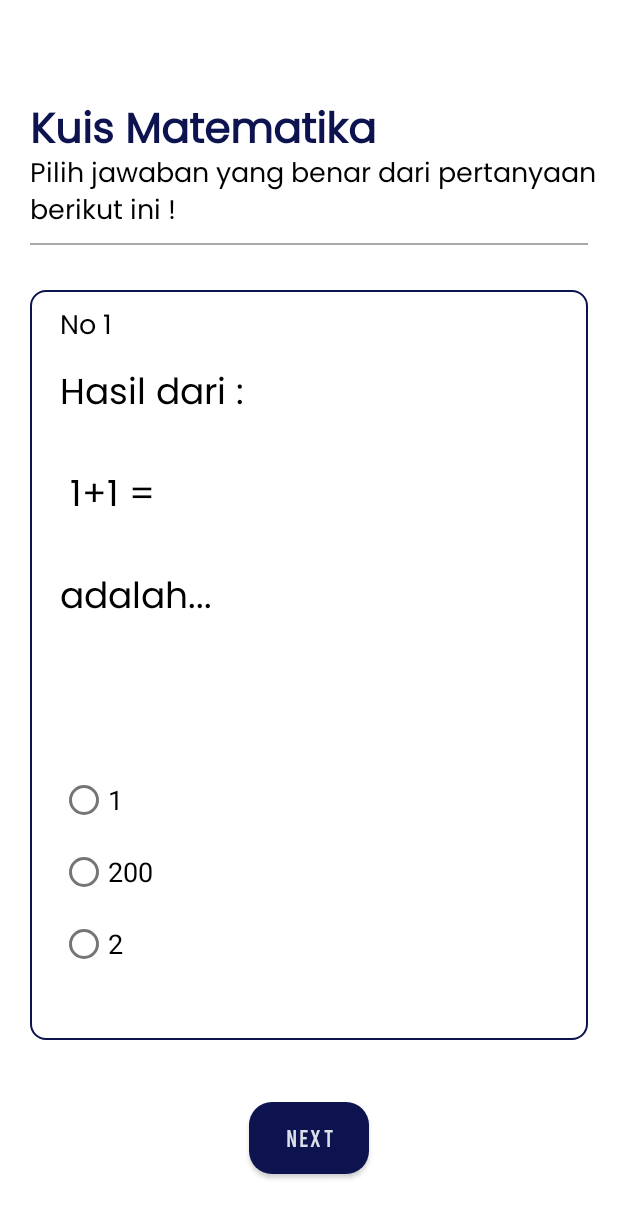
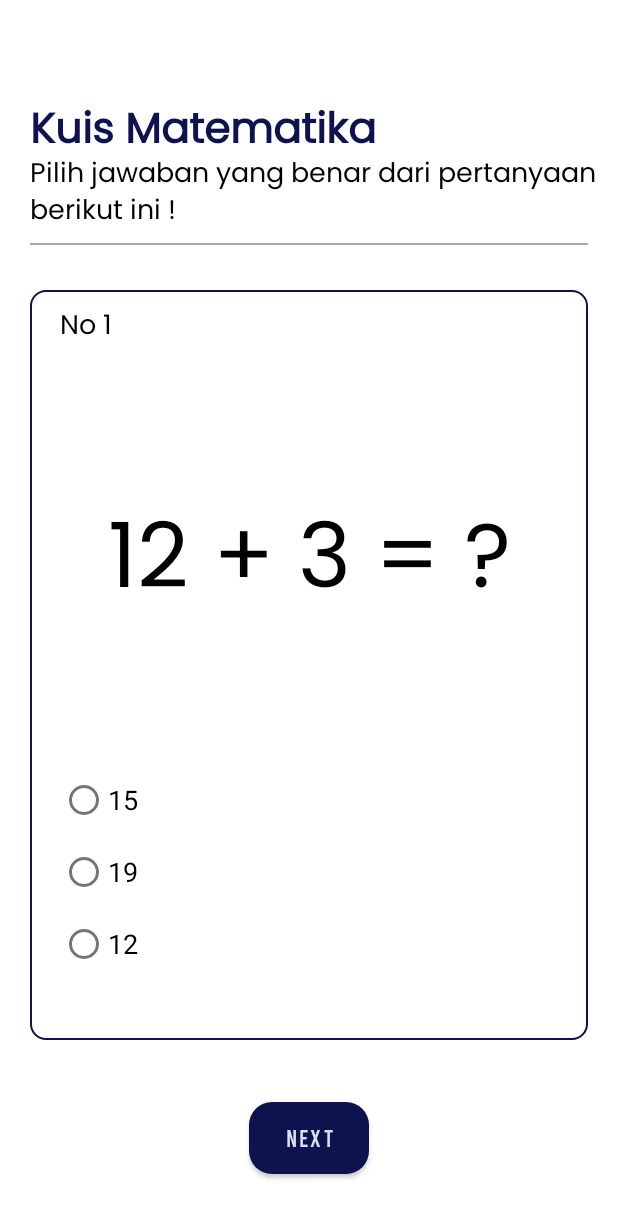
Before and after one commit to Masdikaa/aplikasi-pembelajaran-tunanetra, an Android app: the QuizFragment screen opened directly, with no data from a screen before it, after a tap on "NEXT", on a phone screen of 412 x 824 dp. Shown: the top 1218 px of the screen. Run offline under Robolectric (Android 15) with nearby library versions, the light colour scheme and no system bars.

Commit message:
Question List and model data for quizz + random answer generate

```diff
--- /dev/null
+++ b/app/src/main/java/com/himawan/pembelajarantunanetra/database/Constants.kt
@@ -0,0 +1,36 @@
+package com.himawan.pembelajarantunanetra.database
+
+object Constants {
+    fun getQuestion(): ArrayList<Question> {
+        val questionList = ArrayList<Question>()
+
+        val que1 =
+            Question(1, "1 + 3 = ?", generateNegatifAnswer(4), 4, generateNegatifPositif(4), 4)
+        val que2 =
+            Question(1, "12 + 3 = ?", 15, generateNegatifPositif(15), generateNegatifAnswer(15), 15)
+        val que3 =
+            Question(
+                1,
+                "165 + 9 = ?",
+                generateNegatifPositif(174),
+                generateNegatifPositif(174),
+                174,
+                174
+            )
+
+        questionList.add(que1)
+        questionList.add(que2)
+        questionList.add(que3)
+        return questionList
+    }
+
+    fun generateNegatifAnswer(answer: Int): Int {
+        val randomNumber = (1..4).random()
+        return answer - randomNumber
+    }
+
+    fun generateNegatifPositif(answer: Int): Int {
+        val randomNumber = (1..4).random()
+        return answer + randomNumber
+    }
+}
--- /dev/null
+++ b/app/src/main/java/com/himawan/pembelajarantunanetra/database/Question.kt
@@ -0,0 +1,10 @@
+package com.himawan.pembelajarantunanetra.database
+
+data class Question(
+    val id: Int,
+    val question: String,
+    val optionOne: Int,
+    val optionTwo: Int,
+    val optionThree: Int,
+    val correctAnswer: Int,
+)
--- a/app/src/main/java/com/himawan/pembelajarantunanetra/fragment/QuizFragment.kt
+++ b/app/src/main/java/com/himawan/pembelajarantunanetra/fragment/QuizFragment.kt
@@ -4,47 +4,91 @@ import android.os.Bundle
 import android.view.LayoutInflater
 import android.view.View
 import android.view.ViewGroup
-import android.widget.Toast
 import androidx.fragment.app.Fragment
+import com.himawan.pembelajarantunanetra.R
+import com.himawan.pembelajarantunanetra.database.Constants
+import com.himawan.pembelajarantunanetra.database.Question
 import com.himawan.pembelajarantunanetra.databinding.FragmentQuizBinding
 
 private var Mbinding: FragmentQuizBinding? = null
 private val binding get() = Mbinding!!
 
-private lateinit var questionListPos: Array<String>
-private lateinit var questionListNeg: Array<String>
-private lateinit var AnswerList: Array<String>
+class QuizFragment : Fragment(), View.OnClickListener {
 
-class QuizFragment : Fragment() {
+    //Pertanyaan dan jawaban
+    private lateinit var mQuestionList: ArrayList<Question>
+
+    private var mSelectedPosition: Int = 0
+    private var mCorrectAnswer: Int = 0
+    private var mCurrentPosition: Int = 1
 
     override fun onCreateView(
         inflater: LayoutInflater, container: ViewGroup?,
         savedInstanceState: Bundle?
     ): View {
         Mbinding = FragmentQuizBinding.inflate(inflater, container, false)
+
+        //ArrayList dari class Question
+        mQuestionList = Constants.getQuestion()
+
+        //SetQuestion
+        setQuestion()
+        binding.btnNext.setOnClickListener(this)
+
         return binding.root
     }
 
-    override fun onViewCreated(view: View, savedInstanceState: Bundle?) {
-        super.onViewCreated(view, savedInstanceState)
-
-        binding.btnNext.setOnClickListener {
-            Toast.makeText(context, "BTNNN", Toast.LENGTH_SHORT).show()
-        }
-
+    private fun setQuestion() {
+        val question: Question = mQuestionList[mCurrentPosition - 1]
+        binding.questionField.text = question.question
+        binding.aOption.text = question.optionOne.toString()
+        binding.bOption.text = question.optionTwo.toString()
+        binding.cOption.text = question.optionThree.toString()
     }
 
-    private fun dataInitialize() {
-        questionListPos = arrayOf(
-            "1 + 1 = ?",
-            "3 + 4 = ?",
-            "9 + 7 = ?",
-            "18 + 30 = ?",
-            "65 + 17 = ?",
-            "34 + 71 = ?",
-            "13 + 21 = ?",
-            "25 + 7 = ?"
-        )
+    private fun setView(question: String, a: Int, b: Int, c: Int) {
+        binding.questionField.text = question
+        binding.aOption.text = a.toString()
+        binding.bOption.text = b.toString()
+        binding.cOption.text = c.toString()
+    }
+
+    override fun onClick(v: View?) {
+        when (mCurrentPosition) {
+            0 -> {
+                val question: Question = mQuestionList[0]
+                setView(
+                    question.question,
+                    question.optionOne,
+                    question.optionTwo,
+                    question.optionThree
+                )
+            }
+            1 -> {
+                val question: Question = mQuestionList[1]
+                setView(
+                    question.question,
+                    question.optionOne,
+                    question.optionTwo,
+                    question.optionThree
+                )
+            }
+            2 -> {
+                val question: Question = mQuestionList[2]
+                setView(
+                    question.question,
+                    question.optionOne,
+                    question.optionTwo,
+                    question.optionThree
+                )
+            }
+            else -> {
+                val transaction = activity?.supportFragmentManager?.beginTransaction()
+                transaction?.replace(R.id.frame_ly, FinishFragment())
+                transaction?.commit()
+            }
+        }
+        mCurrentPosition++
     }
 
 }
--- a/app/src/main/res/layout/fragment_quiz.xml
+++ b/app/src/main/res/layout/fragment_quiz.xml
@@ -59,6 +59,7 @@
             android:background="@drawable/linear_layout_background"
             android:paddingStart="20dp"
             android:paddingTop="10dp"
+            android:paddingEnd="20dp"
             app:layout_constraintEnd_toEndOf="parent"
             app:layout_constraintStart_toStartOf="parent"
             app:layout_constraintTop_toBottomOf="@id/header_quiz">
@@ -80,16 +81,20 @@
                 android:layout_height="wrap_content"
                 android:layout_marginTop="10dp"
                 android:fontFamily="@font/poppins_regular"
-                android:text="Hasil dari : \n\n 1+1 =\n\nadalah..."
+                android:gravity="center"
+                android:text="1 + 1 = ?"
+                android:textAlignment="center"
                 android:textColor="@color/black"
-                android:textSize="24sp"
+                android:textSize="60sp"
+                app:layout_constraintBottom_toTopOf="@+id/radioGroup"
+                app:layout_constraintEnd_toEndOf="parent"
                 app:layout_constraintStart_toStartOf="parent"
                 app:layout_constraintTop_toBottomOf="@id/question_number" />
 
             <RadioGroup
+                android:id="@+id/radioGroup"
                 android:layout_width="match_parent"
                 android:layout_height="wrap_content"
-                android:layout_marginTop="40dp"
                 android:layout_marginBottom="40dp"
                 app:layout_constraintBottom_toBottomOf="parent"
                 app:layout_constraintStart_toStartOf="parent">
```
Also changed, not shown: app/src/main/java/com/himawan/pembelajarantunanetra/fragment/FinishFragment.kt (added, +22 -0 lines), app/src/main/res/layout/fragment_finish.xml (added, +14 -0 lines).
